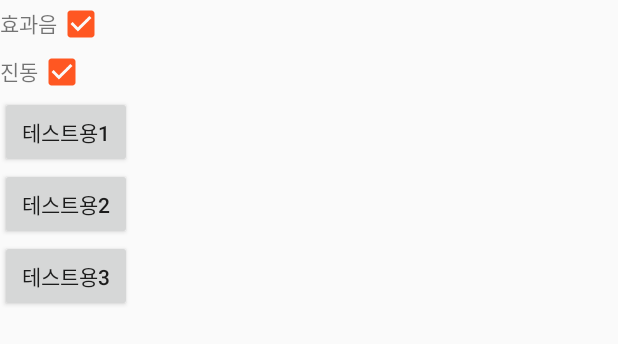
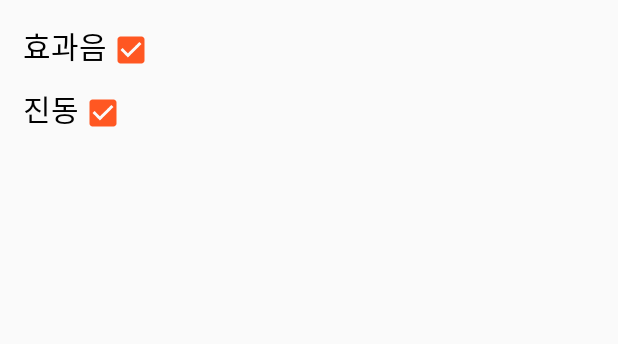
Before and after one commit to iicdii/Myongdventure, an Android app: the layout activity_setting.xml on its own in the app's theme, with its tools: preview values and no code run, on a phone screen of 412 x 824 dp. Shown: the top 344 px of the screen. Run offline under Robolectric (Android 15) with nearby library versions, the phone set to English and light mode, and no system bars.

Commit message:
디자인 조금 수정

```diff
--- a/app/src/main/res/layout/activity_setting.xml
+++ b/app/src/main/res/layout/activity_setting.xml
@@ -6,6 +6,7 @@
     android:layout_width="match_parent"
     android:layout_height="match_parent"
     android:orientation="vertical"
+    android:padding="15dp"
     tools:context="com.myongji.myongdventure.activity.SettingActivity">
 
     <LinearLayout
@@ -15,6 +16,9 @@
         <TextView
             android:layout_width="wrap_content"
             android:layout_height="wrap_content"
+            android:textColor="#000"
+            android:textSize="20sp"
+            android:gravity="center"
             android:text="효과음"/>
 
         <CheckBox
@@ -27,11 +31,15 @@
 
     <LinearLayout
         android:layout_width="wrap_content"
-        android:layout_height="wrap_content">
+        android:layout_height="wrap_content"
+        android:layout_marginTop="10dp">
 
         <TextView
             android:layout_width="wrap_content"
             android:layout_height="wrap_content"
+            android:textColor="#000"
+            android:textSize="20sp"
+            android:gravity="center"
             android:text="진동"/>
 
         <CheckBox
@@ -42,22 +50,4 @@
 
     </LinearLayout>
 
-    <Button
-        android:id="@+id/btn_test1"
-        android:layout_width="wrap_content"
-        android:layout_height="wrap_content"
-        android:text="테스트용1"/>
-
-    <Button
-        android:id="@+id/btn_test2"
-        android:layout_width="wrap_content"
-        android:layout_height="wrap_content"
-        android:text="테스트용2"/>
-
-    <Button
-        android:id="@+id/btn_test3"
-        android:layout_width="wrap_content"
-        android:layout_height="wrap_content"
-        android:text="테스트용3"/>
-
 </LinearLayout>
```
Also changed, not shown: app/src/main/res/layout/activity_credit.xml (+8 -0 lines), app/src/main/res/layout/dialog_quest.xml (+11 -1 lines).
